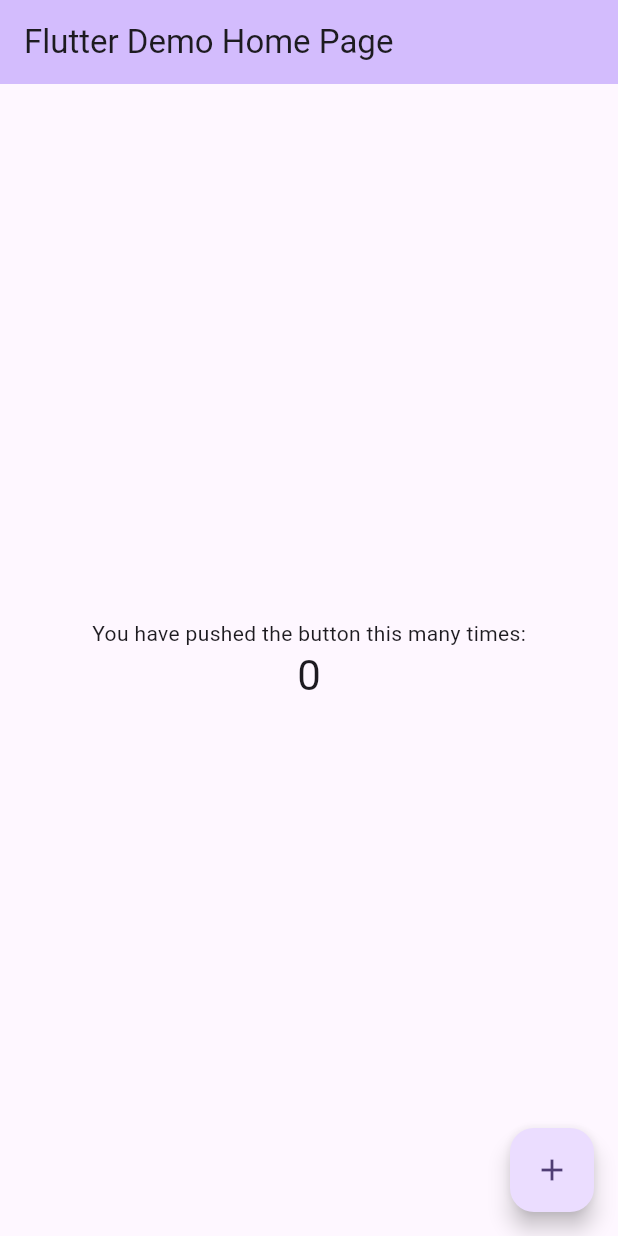
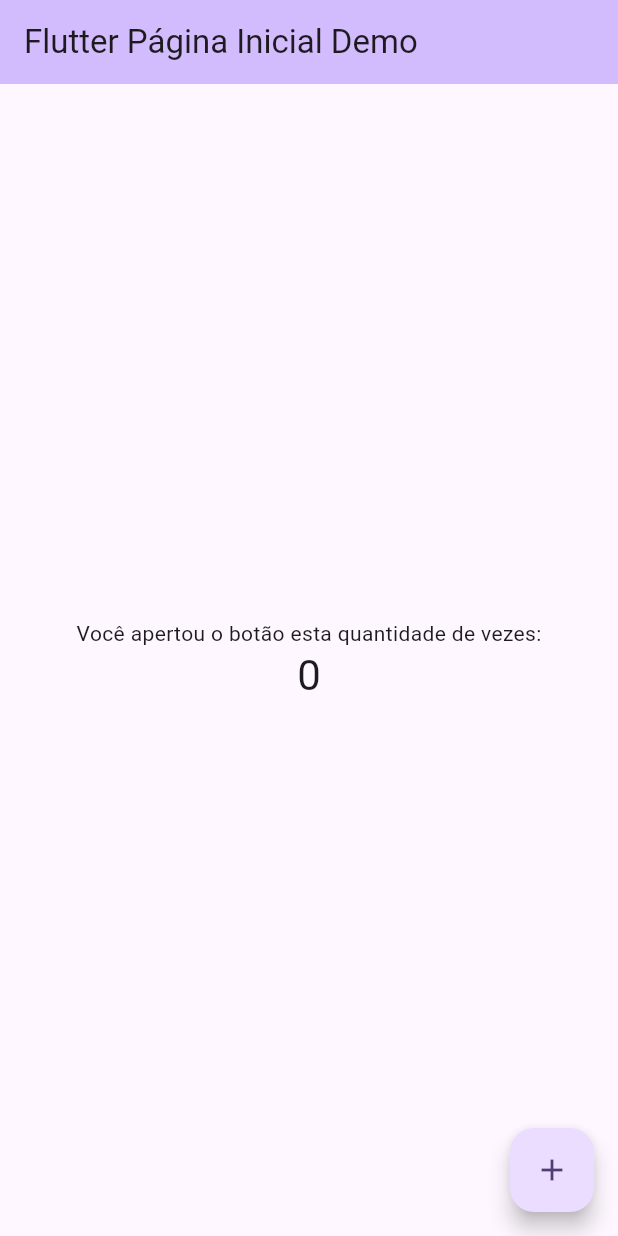
Before and after one commit to marceloluza/dio_flutter_santander, a Flutter app: the screen it shows after launch, on a phone screen of 412 x 824 dp. Run offline on Flutter 3.47's test engine with Material 2 defaults, Android fonts, the light colour scheme and no system bars.

Commit message:
Alterando textos para pt-br da página de demonstração

```diff
--- a/lib/main.dart
+++ b/lib/main.dart
@@ -11,7 +11,7 @@
   @override
   Widget build(BuildContext context) {
     return MaterialApp(
-      title: 'Flutter Demo',
+      title: 'Flutter App Demo',
       theme: ThemeData(
         // This is the theme of your application.
         //
@@ -31,7 +31,7 @@
         colorScheme: ColorScheme.fromSeed(seedColor: Colors.deepPurple),
         useMaterial3: true,
       ),
-      home: const MyHomePage(title: 'Flutter Demo Home Page'),
+      home: const MyHomePage(title: 'Flutter Página Inicial Demo'),
     );
   }
 }
@@ -106,7 +106,7 @@
           mainAxisAlignment: MainAxisAlignment.center,
           children: <Widget>[
             const Text(
-              'You have pushed the button this many times:',
+              'Você apertou o botão esta quantidade de vezes:',
             ),
             Text(
               '$_counter',
```
